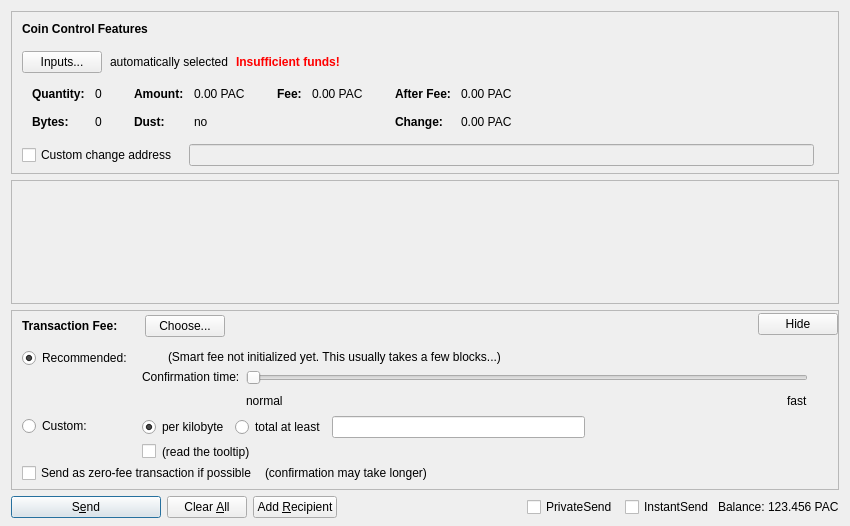
Old version of the form src/qt/forms/sendcoinsdialog.ui in the repository theRealDijida/PAC.
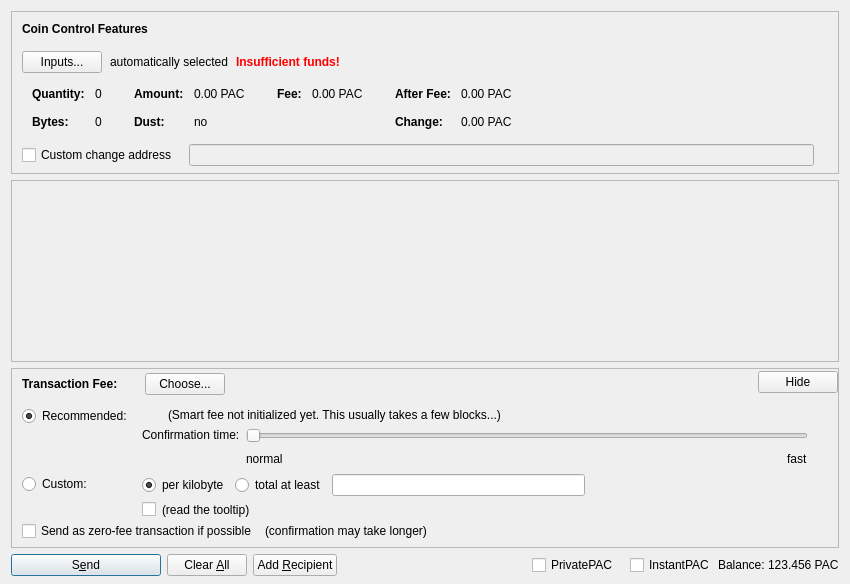
New version of the form. Custom widgets are drawn as their Qt base class.

```diff
--- a/src/qt/forms/sendcoinsdialog.ui
+++ b/src/qt/forms/sendcoinsdialog.ui
@@ -7,7 +7,7 @@
     <x>0</x>
     <y>0</y>
     <width>850</width>
-    <height>526</height>
+    <height>584</height>
    </rect>
   </property>
   <property name="windowTitle">
@@ -587,8 +587,8 @@
        <rect>
         <x>0</x>
         <y>0</y>
-        <width>830</width>
-        <height>69</height>
+        <width>824</width>
+        <height>72</height>
        </rect>
       </property>
       <layout class="QVBoxLayout" name="verticalLayout_2" stretch="0,1">
@@ -1295,7 +1295,7 @@
           </size>
          </property>
          <property name="text">
-          <string>PrivateSend</string>
+          <string>PrivatePAC</string>
          </property>
          <property name="checked">
           <bool>false</bool>
@@ -1314,7 +1314,7 @@
           </size>
          </property>
          <property name="text">
-          <string>InstantSend</string>
+          <string>InstantPAC</string>
          </property>
         </widget>
        </item>
```
Left out of the diff: 4 changed lines with no effect on the pictures.
